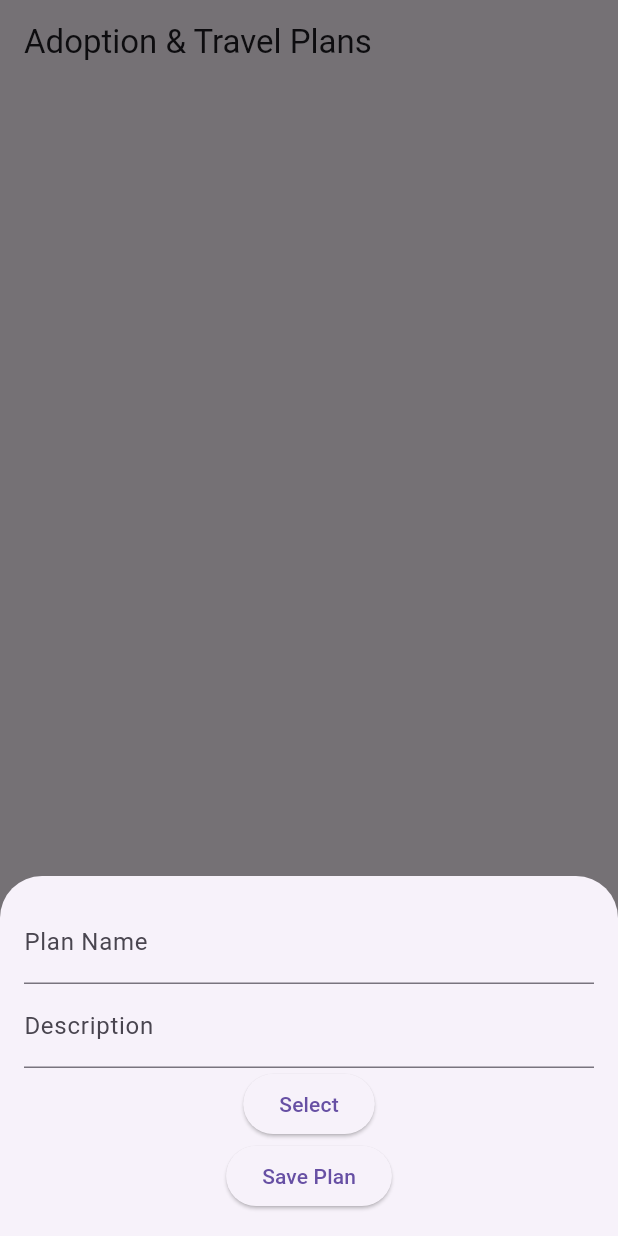
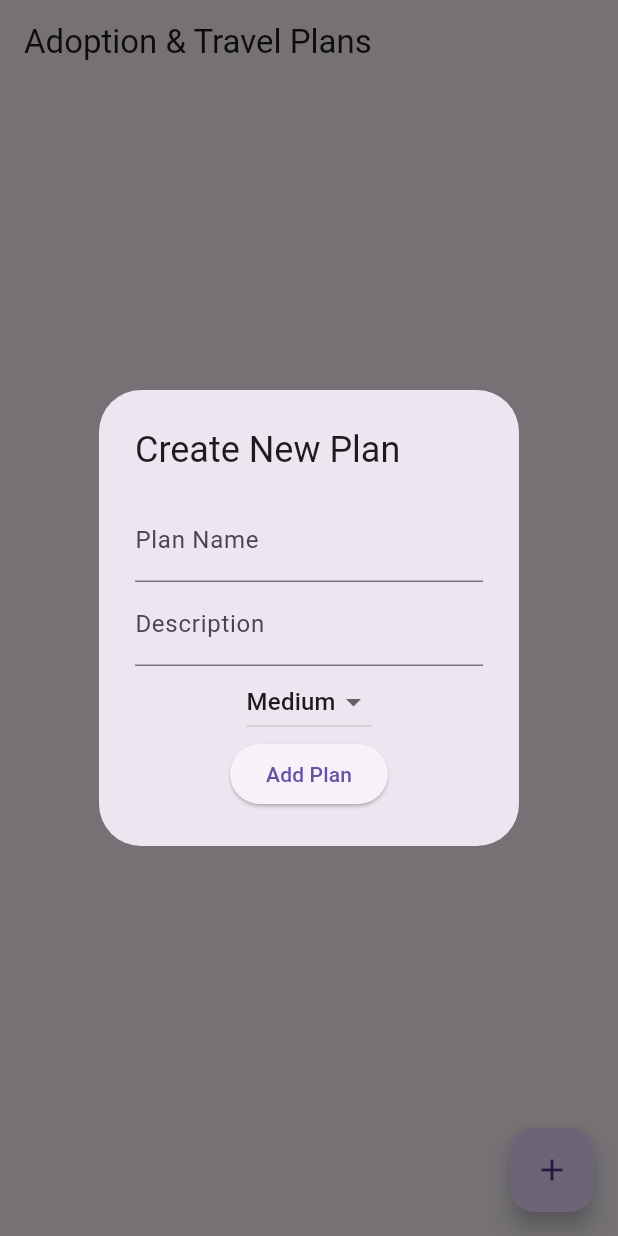
Before and after one commit to slowwwwpoke/cw_04, a Flutter app: the screen it shows after launch, after a tap on the "add" icon, on a phone screen of 412 x 824 dp. Run offline on Flutter 3.47's test engine with Material 3 defaults, Android fonts, the phone set to English and light mode, and no system bars; our stand-ins replace flutter_slidable.

Commit message:
added priority and delete

```diff
--- a/lib/CreatePlanModal.dart
+++ b/lib/CreatePlanModal.dart
@@ -2,7 +2,7 @@ import 'package:flutter/material.dart';
 import 'Plan.dart';
 
 class CreatePlanModal extends StatefulWidget {
-  final Function(String, String, DateTime) addPlan;
+  final Function(String, String, DateTime, String) addPlan;
   final Plan? plan;
 
   CreatePlanModal({required this.addPlan, this.plan});
@@ -15,6 +15,7 @@ class _CreatePlanModalState extends State<CreatePlanModal> {
   final _nameController = TextEditingController();
   final _descriptionController = TextEditingController();
   DateTime _selectedDate = DateTime.now();
+  String _selectedPriority = 'Medium';
 
   @override
   void initState() {
@@ -23,6 +24,7 @@ class _CreatePlanModalState extends State<CreatePlanModal> {
       _nameController.text = widget.plan!.name;
       _descriptionController.text = widget.plan!.description;
       _selectedDate = widget.plan!.date;
+      _selectedPriority = widget.plan!.priority;
     }
   }
 
@@ -47,9 +49,16 @@ class _CreatePlanModalState extends State<CreatePlanModal> {
             },
             child: Text("Select Date: ${_selectedDate.toLocal()}".split(' ')[0]),
           ),
+          DropdownButton<String>(
+            value: _selectedPriority,
+            onChanged: (value) => setState(() => _selectedPriority = value!),
+            items: ['Low', 'Medium', 'High'].map((String priority) {
+              return DropdownMenuItem(value: priority, child: Text(priority));
+            }).toList(),
+          ),
           ElevatedButton(
             onPressed: () {
-              widget.addPlan(_nameController.text, _descriptionController.text, _selectedDate);
+              widget.addPlan(_nameController.text, _descriptionController.text, _selectedDate, _selectedPriority);
               Navigator.pop(context);
             },
             child: Text("Save Plan"),
--- a/lib/Plan.dart
+++ b/lib/Plan.dart
@@ -3,11 +3,13 @@ class Plan {
   String description;
   DateTime date;
   bool isCompleted;
+  String priority; // Low, Medium, High
 
   Plan({
     required this.name,
     required this.description,
     required this.date,
     this.isCompleted = false,
+    required this.priority,
   });
 }
--- a/lib/PlanManagerScreen.dart
+++ b/lib/PlanManagerScreen.dart
@@ -1,6 +1,6 @@
 import 'package:flutter/material.dart';
-import 'Plan.dart';
-import 'CreatePlanModal.dart';
+import 'package:flutter_slidable/flutter_slidable.dart';
+import 'plan.dart'; // Import the Plan model
 
 class PlanManagerScreen extends StatefulWidget {
   @override
@@ -10,19 +10,19 @@ class PlanManagerScreen extends StatefulWidget {
 class _PlanManagerScreenState extends State<PlanManagerScreen> {
   List<Plan> plans = [];
 
-  void addPlan(String name, String description, DateTime date) {
+  void addPlan(String name, String description, DateTime date, String priority) {
     setState(() {
-      plans.add(Plan(name: name, description: description, date: date));
+      plans.add(Plan(name: name, description: description, date: date, priority: priority));
     });
   }
 
-  void updatePlan(int index, String newName, String newDescription, DateTime newDate) {
+  void updatePlan(int index, String name, String description, DateTime date, String priority) {
     setState(() {
-      plans[index] = Plan(name: newName, description: newDescription, date: newDate);
+      plans[index] = Plan(name: name, description: description, date: date, priority: priority);
     });
   }
 
-  void togglePlanCompletion(int index) {
+  void markAsCompleted(int index) {
     setState(() {
       plans[index].isCompleted = !plans[index].isCompleted;
     });
@@ -34,42 +34,99 @@ class _PlanManagerScreenState extends State<PlanManagerScreen> {
     });
   }
 
+  void showCreatePlanModal() {
+    TextEditingController nameController = TextEditingController();
+    TextEditingController descriptionController = TextEditingController();
+    DateTime selectedDate = DateTime.now();
+    String selectedPriority = "Medium";
+
+    showDialog(
+      context: context,
+      builder: (context) {
+        return AlertDialog(
+          title: Text("Create New Plan"),
+          content: Column(
+            mainAxisSize: MainAxisSize.min,
+            children: [
+              TextField(controller: nameController, decoration: InputDecoration(labelText: "Plan Name")),
+              TextField(controller: descriptionController, decoration: InputDecoration(labelText: "Description")),
+              DropdownButton<String>(
+                value: selectedPriority,
+                onChanged: (value) {
+                  setState(() {
+                    selectedPriority = value!;
+                  });
+                },
+                items: ["Low", "Medium", "High"].map((priority) {
+                  return DropdownMenuItem(value: priority, child: Text(priority));
+                }).toList(),
+              ),
+              ElevatedButton(
+                onPressed: () {
+                  addPlan(nameController.text, descriptionController.text, selectedDate, selectedPriority);
+                  Navigator.pop(context);
+                },
+                child: Text("Add Plan"),
+              ),
+            ],
+          ),
+        );
+      },
+    );
+  }
+
   @override
   Widget build(BuildContext context) {
     return Scaffold(
       appBar: AppBar(title: Text("Adoption & Travel Plans")),
+      floatingActionButton: FloatingActionButton(
+        onPressed: showCreatePlanModal,
+        child: Icon(Icons.add),
+      ),
       body: ListView.builder(
         itemCount: plans.length,
         itemBuilder: (context, index) {
           final plan = plans[index];
-          return GestureDetector(
-            onDoubleTap: () => deletePlan(index),
-            child: Dismissible(
-              key: Key(plan.name),
-              onDismissed: (_) => togglePlanCompletion(index),
-              background: Container(color: Colors.green),
-              child: Card(
-                color: plan.isCompleted ? Colors.green[200] : Colors.white,
-                child: ListTile(
-                  title: Text(plan.name),
-                  trailing: Icon(plan.isCompleted ? Icons.check : Icons.pending),
+
+          return Slidable(
+            key: ValueKey(plan.name),
+            startActionPane: ActionPane(
+              motion: const DrawerMotion(),
+              children: [
+                SlidableAction(
+                  onPressed: (context) => markAsCompleted(index),
+                  backgroundColor: Colors.green,
+                  foregroundColor: Colors.white,
+                  icon: Icons.check,
+                  label: 'Complete',
+                ),
+              ],
+            ),
+            endActionPane: ActionPane(
+              motion: const DrawerMotion(),
+              children: [
+                SlidableAction(
+                  onPressed: (context) => deletePlan(index),
+                  backgroundColor: Colors.red,
+                  foregroundColor: Colors.white,
+                  icon: Icons.delete,
+                  label: 'Delete',
+                ),
+              ],
+            ),
+            child: ListTile(
+              title: Text(
+                plan.name,
+                style: TextStyle(
+                  decoration: plan.isCompleted ? TextDecoration.lineThrough : null,
                 ),
               ),
+              subtitle: Text(plan.description),
+              trailing: Text(plan.priority, style: TextStyle(fontWeight: FontWeight.bold)),
             ),
           );
         },
       ),
-      floatingActionButton: FloatingActionButton(
-        onPressed: () => _openCreatePlanModal(context),
-        child: Icon(Icons.add),
-      ),
-    );
-  }
-
-  void _openCreatePlanModal(BuildContext context) {
-    showModalBottomSheet(
-      context: context,
-      builder: (context) => CreatePlanModal(addPlan: addPlan),
     );
   }
 }
```
